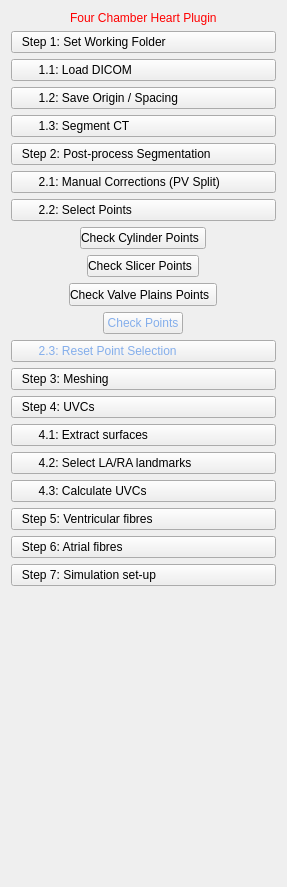
Before: the Qt Designer form CemrgApp/Plugins/kcl.cemrgapp.fourchamber/src/internal/FourChamberViewControls.ui in RosieBarrows/CemrgApp, drawn with Qt 5.
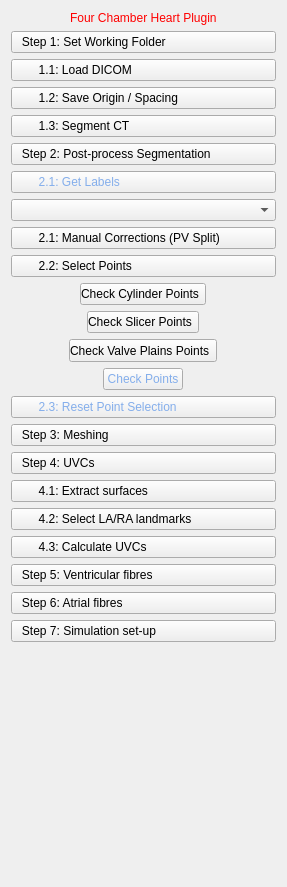
After: the same form once the commit is applied.

Commit message: Identify_labels_start

```diff
--- a/CemrgApp/Plugins/kcl.cemrgapp.fourchamber/src/internal/FourChamberViewControls.ui
+++ b/CemrgApp/Plugins/kcl.cemrgapp.fourchamber/src/internal/FourChamberViewControls.ui
@@ -80,6 +80,19 @@
      </property>
     </widget>
    </item>
+   <item>
+    <widget class="QPushButton" name="button_corrections_split">
+     <property name="styleSheet">
+      <string notr="true">text-align: left; color: rgb(132, 174, 235);</string>
+     </property>
+     <property name="text">
+      <string>        2.1: Get Labels</string>
+     </property>
+    </widget>
+   </item>
+   <item>
+    <widget class="QComboBox" name="combo_corrections_id"/>
+   </item>
    <item>
     <widget class="QPushButton" name="button_corrections">
      <property name="styleSheet">
```
The commit also changes 6 other files.
